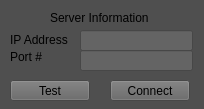
The window that tempClient/mainwindow.ui (Skyfligher/DBMS_Project) describes before a commit, drawn with Qt 5.
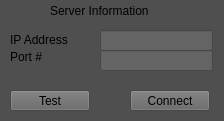
The same window after the commit.

```diff
--- a/tempClient/mainwindow.ui
+++ b/tempClient/mainwindow.ui
@@ -6,22 +6,10 @@
    <rect>
     <x>0</x>
     <y>0</y>
-    <width>204</width>
-    <height>109</height>
+    <width>224</width>
+    <height>121</height>
    </rect>
   </property>
-  <property name="minimumSize">
-   <size>
-    <width>204</width>
-    <height>109</height>
-   </size>
-  </property>
-  <property name="maximumSize">
-   <size>
-    <width>204</width>
-    <height>109</height>
-   </size>
-  </property>
   <property name="palette">
    <palette>
     <active>
@@ -489,7 +477,7 @@
    <widget class="QLineEdit" name="lineEdit">
     <property name="geometry">
      <rect>
-      <x>80</x>
+      <x>100</x>
       <y>30</y>
       <width>113</width>
       <height>21</height>
@@ -499,7 +487,7 @@
    <widget class="QLineEdit" name="lineEdit_2">
     <property name="geometry">
      <rect>
-      <x>80</x>
+      <x>100</x>
       <y>50</y>
       <width>113</width>
       <height>21</height>
@@ -514,7 +502,7 @@
      <rect>
       <x>10</x>
       <y>30</y>
-      <width>61</width>
+      <width>91</width>
       <height>20</height>
      </rect>
     </property>
@@ -545,9 +533,9 @@
     <property name="geometry">
      <rect>
       <x>50</x>
-      <y>10</y>
-      <width>101</width>
-      <height>16</height>
+      <y>0</y>
+      <width>141</width>
+      <height>21</height>
      </rect>
     </property>
     <property name="text">
@@ -558,7 +546,7 @@
     <property name="geometry">
      <rect>
       <x>10</x>
-      <y>80</y>
+      <y>90</y>
       <width>80</width>
       <height>21</height>
      </rect>
@@ -570,8 +558,8 @@
    <widget class="QPushButton" name="pushButton_2">
     <property name="geometry">
      <rect>
-      <x>110</x>
-      <y>80</y>
+      <x>130</x>
+      <y>90</y>
       <width>80</width>
       <height>21</height>
      </rect>
```
Left out of the diff: 8 changed lines with no effect on the pictures.
